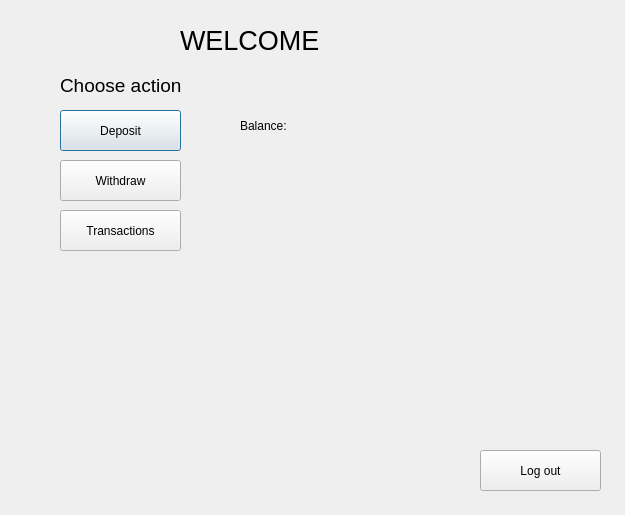
Before: the Qt Designer form bank-automat/gui/accountview.ui in 25kmo-project/group_11, drawn with Qt 5.
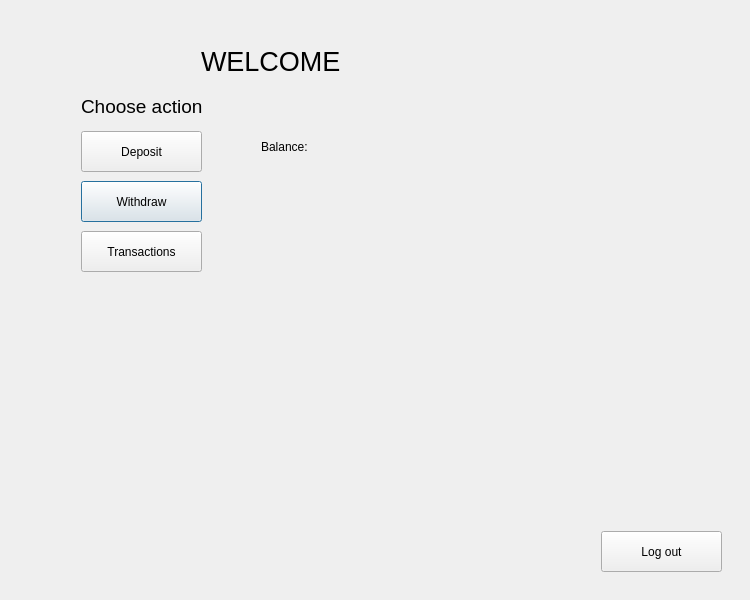
After: the same form once the commit is applied.

```diff
--- a/bank-automat/gui/accountview.ui
+++ b/bank-automat/gui/accountview.ui
@@ -6,57 +6,28 @@
    <rect>
     <x>0</x>
     <y>0</y>
-    <width>625</width>
-    <height>515</height>
+    <width>750</width>
+    <height>600</height>
    </rect>
   </property>
   <property name="windowTitle">
    <string>Dialog</string>
   </property>
-  <widget class="QLabel" name="labelInfo">
-   <property name="geometry">
-    <rect>
-     <x>60</x>
-     <y>260</y>
-     <width>261</width>
-     <height>41</height>
-    </rect>
-   </property>
-   <property name="text">
-    <string/>
-   </property>
-  </widget>
-  <widget class="QPushButton" name="btnDeposit">
-   <property name="geometry">
-    <rect>
-     <x>60</x>
-     <y>110</y>
-     <width>121</width>
-     <height>41</height>
-    </rect>
-   </property>
-   <property name="text">
-    <string>Deposit</string>
-   </property>
-  </widget>
-  <widget class="QLabel" name="label_2">
-   <property name="geometry">
-    <rect>
-     <x>240</x>
-     <y>110</y>
-     <width>71</width>
-     <height>31</height>
-    </rect>
-   </property>
-   <property name="text">
-    <string>Balance:</string>
-   </property>
-  </widget>
+  <layout class="QVBoxLayout" name="verticalLayout">
+   <item>
+    <widget class="QStackedWidget" name="stackedWidget">
+     <widget class="QWidget" name="pageAccount">
+      <property name="minimumSize">
+       <size>
+        <width>728</width>
+        <height>0</height>
+       </size>
+      </property>
   <widget class="QLabel" name="labelBalance">
    <property name="geometry">
     <rect>
-     <x>320</x>
-     <y>110</y>
+         <x>330</x>
+         <y>120</y>
      <width>71</width>
      <height>31</height>
     </rect>
@@ -68,8 +39,8 @@
   <widget class="QPushButton" name="btnWithdraw">
    <property name="geometry">
     <rect>
-     <x>60</x>
-     <y>160</y>
+         <x>70</x>
+         <y>170</y>
      <width>121</width>
      <height>41</height>
     </rect>
@@ -78,24 +49,11 @@
     <string>Withdraw</string>
    </property>
   </widget>
-  <widget class="QPushButton" name="btnShowTransactions">
-   <property name="geometry">
-    <rect>
-     <x>60</x>
-     <y>210</y>
-     <width>121</width>
-     <height>41</height>
-    </rect>
-   </property>
-   <property name="text">
-    <string>Transactions</string>
-   </property>
-  </widget>
   <widget class="QLabel" name="title">
    <property name="geometry">
     <rect>
-     <x>180</x>
-     <y>20</y>
+         <x>190</x>
+         <y>30</y>
      <width>241</width>
      <height>41</height>
     </rect>
@@ -109,11 +67,63 @@
     <string>WELCOME</string>
    </property>
   </widget>
+      <widget class="QPushButton" name="btnShowTransactions">
+       <property name="geometry">
+        <rect>
+         <x>70</x>
+         <y>220</y>
+         <width>121</width>
+         <height>41</height>
+        </rect>
+       </property>
+       <property name="text">
+        <string>Transactions</string>
+       </property>
+      </widget>
+      <widget class="QPushButton" name="btnLogout">
+       <property name="geometry">
+        <rect>
+         <x>590</x>
+         <y>520</y>
+         <width>121</width>
+         <height>41</height>
+        </rect>
+       </property>
+       <property name="text">
+        <string>Log out</string>
+       </property>
+      </widget>
+      <widget class="QLabel" name="label_2">
+       <property name="geometry">
+        <rect>
+         <x>250</x>
+         <y>120</y>
+         <width>71</width>
+         <height>31</height>
+        </rect>
+       </property>
+       <property name="text">
+        <string>Balance:</string>
+       </property>
+      </widget>
+      <widget class="QLabel" name="labelInfo">
+       <property name="geometry">
+        <rect>
+         <x>70</x>
+         <y>270</y>
+         <width>261</width>
+         <height>41</height>
+        </rect>
+       </property>
+       <property name="text">
+        <string/>
+       </property>
+      </widget>
   <widget class="QLabel" name="hint1">
    <property name="geometry">
     <rect>
-     <x>60</x>
-     <y>70</y>
+         <x>70</x>
+         <y>80</y>
      <width>151</width>
      <height>31</height>
     </rect>
@@ -127,19 +137,23 @@
     <string>Choose action</string>
    </property>
   </widget>
-  <widget class="QPushButton" name="btnLogout">
+      <widget class="QPushButton" name="btnDeposit">
    <property name="geometry">
     <rect>
-     <x>480</x>
-     <y>450</y>
+         <x>70</x>
+         <y>120</y>
      <width>121</width>
      <height>41</height>
     </rect>
    </property>
    <property name="text">
-    <string>Log out</string>
-   </property>
-  </widget>
+        <string>Deposit</string>
+       </property>
+      </widget>
+     </widget>
+    </widget>
+   </item>
+  </layout>
  </widget>
  <resources/>
  <connections/>
```
Lines whose indentation alone changed are shown as unchanged.
